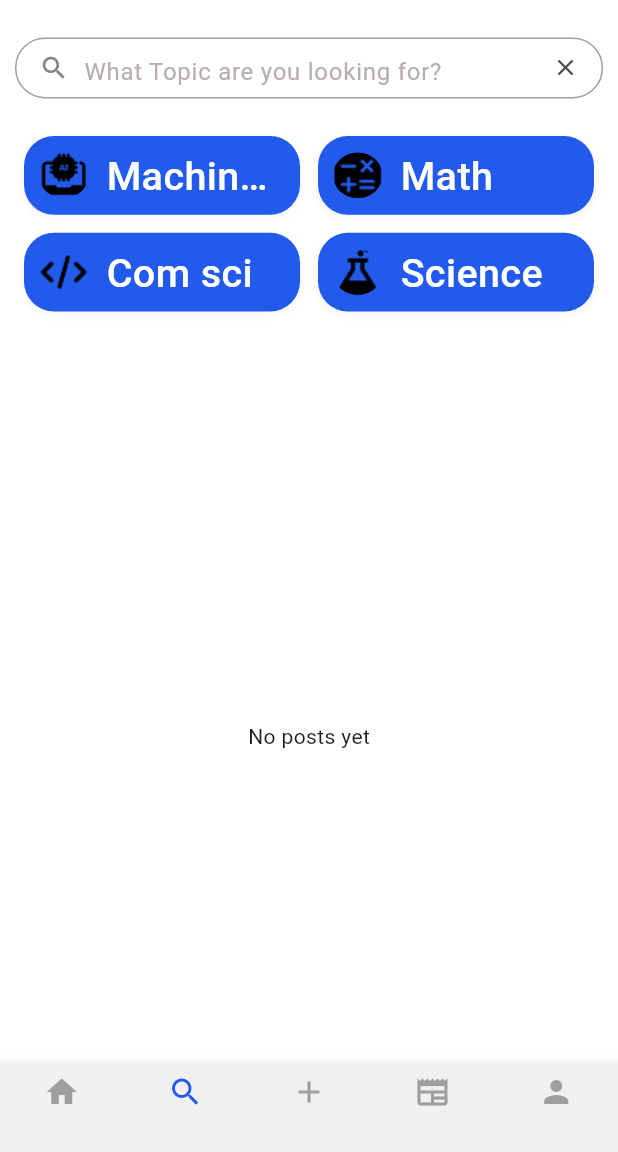
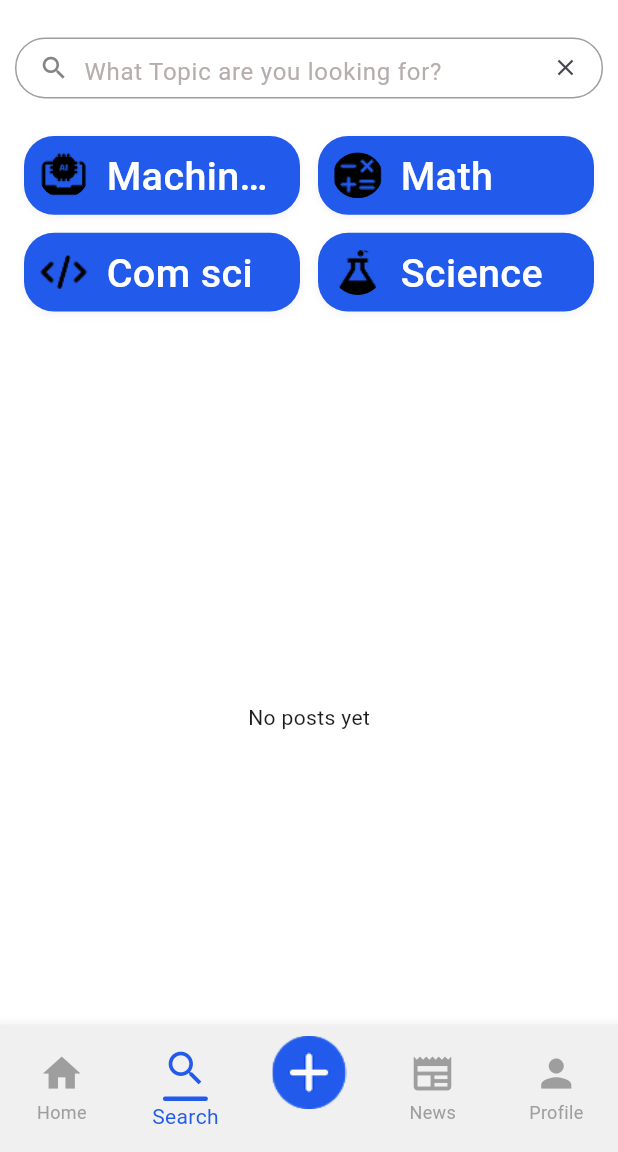
Before and after one commit to wijit1/ITDS283-TinyQ, a Flutter app: the screen it shows once a user with an empty profile is signed in, swiped to page 2, on a phone screen of 412 x 824 dp, the part 84-1236 px from its top. Run offline on Flutter 3.47's test engine with Material 3 defaults, Android fonts, the phone set to English and light mode, and no system bars; our stand-ins replace cached_network_image, cloud_firestore, date_format, firebase_auth, firebase_core, firebase_storage and 3 more; missing offline and left inert: firebase_app_check; accounts and stored records are empty.

Commit message:
Edit Icon Navigation

```diff
--- a/tinyq/lib/widgets/navigation.dart
+++ b/tinyq/lib/widgets/navigation.dart
@@ -9,7 +9,6 @@ import 'package:tinyq/screen/search_screen.dart';
 
 import 'package:firebase_auth/firebase_auth.dart';
 
-
 class Navigation_Screen extends StatefulWidget {
   const Navigation_Screen({super.key});
 
@@ -17,24 +16,21 @@ class Navigation_Screen extends StatefulWidget {
   State<Navigation_Screen> createState() => _Navigation_ScreenState();
 }
 
-
 int _currentIndex = 0;
 
 class _Navigation_ScreenState extends State<Navigation_Screen> {
-
   late PageController pageController;
   final FirebaseAuth _auth = FirebaseAuth.instance;
 
-  Future<void> _signOut(BuildContext context) async{
+  Future<void> _signOut(BuildContext context) async {
     await FirebaseAuth.instance.signOut();
   }
 
   @override
-  void initState(){
+  void initState() {
     super.initState();
     pageController = PageController();
   }
-
 
   @override
   void dispose() {
@@ -63,8 +59,7 @@ class _Navigation_ScreenState extends State<Navigation_Screen> {
                   color: Colors.white,
                   fontFamily: "Pacifico",
                   fontSize: 25.sp,
-          fontWeight: FontWeight.w200
-        )),
+                  fontWeight: FontWeight.w200)),
           backgroundColor: Color(0xFF225AEB),
           actions: [
             InkWell(
@@ -75,21 +70,23 @@ class _Navigation_ScreenState extends State<Navigation_Screen> {
                 );
               },
               child: ImageIcon(
-              AssetImage('assets/images/notification_bell.png',),
+                AssetImage(
+                  'assets/images/notification_bell.png',
+                ),
                 color: Colors.amberAccent,
                 size: 28,
               ),
             ),
             SizedBox(width: 10.w),
             IconButton(
-            onPressed: ()=> _signOut(context),
+              onPressed: () => _signOut(context),
               icon: Icon(
                 Icons.logout,
                 color: Colors.white,
                 size: 30,
-          ),)
-        ]
               ),
+            )
+          ]),
       bottomNavigationBar: Container(
         child: BottomNavigationBar(
             backgroundColor: const Color.fromARGB(255, 241, 240, 240),
@@ -100,29 +97,112 @@ class _Navigation_ScreenState extends State<Navigation_Screen> {
             onTap: navigationTapped,
             items: [
               BottomNavigationBarItem(
-              icon: Icon(Icons.home),
-              label: ''
+                activeIcon: Column(
+                    mainAxisSize: MainAxisSize.min,
+                    children: [
+                      Icon(Icons.home, size: 30, color: Color(0xFF225AEB)),
+                      SizedBox(height: 4), // ระยะห่างระหว่าง icon กับ เส้น
+                      Container(
+                        height: 3,
+                        width: 30,
+                        decoration: BoxDecoration(
+                          color: Color(0xFF225AEB), // สีของเส้น
+                          borderRadius: BorderRadius.circular(2),
                         ),
+                      ),
+                    ],
+                  ),
+                  icon: Icon(
+                    Icons.home,
+                    size: 30,
+                  ),
+                  label: 'Home'),
               BottomNavigationBarItem(
-              icon: Icon(Icons.search),
-              label: ''
+                  activeIcon: Column(
+                    mainAxisSize: MainAxisSize.min,
+                    children: [
+                      Icon(Icons.search, size: 30, color: Color(0xFF225AEB)),
+                      SizedBox(height: 4), // ระยะห่างระหว่าง icon กับ เส้น
+                      Container(
+                        height: 3,
+                        width: 30,
+                        decoration: BoxDecoration(
+                          color: Color(0xFF225AEB), // สีของเส้น
+                          borderRadius: BorderRadius.circular(2),
                         ),
+                      ),
+                    ],
+                  ),
+                  icon: Icon(
+                    Icons.search,
+                    size: 30,
+                  ),
+                  label: 'Search'),
               BottomNavigationBarItem(
-              icon: Icon(Icons.add),
-              label: ''
+                activeIcon: Column(
+                    mainAxisSize: MainAxisSize.min,
+                    children: [
+                      Icon(Icons.search, size: 30, color: Color(0xFF225AEB)),
+                      SizedBox(height: 4), // ระยะห่างระหว่าง icon กับ เส้น
+                      Container(
+                        height: 3,
+                        width: 30,
+                        decoration: BoxDecoration(
+                          color: Color(0xFF225AEB), // สีของเส้น
+                          borderRadius: BorderRadius.circular(2),
                         ),
+                      ),
+                    ],
+                  ),
+                  icon: Image.asset(
+                    'assets/images/nav_addpost.png',
+                    width: 50,
+                    height: 50,
+                  ),
+                  label: ''),
               BottomNavigationBarItem(
-              icon: Icon(Icons.newspaper),
-              label: ''
+                activeIcon: Column(
+                    mainAxisSize: MainAxisSize.min,
+                    children: [
+                      Icon(Icons.newspaper_sharp, size: 30, color: Color(0xFF225AEB)),
+                      SizedBox(height: 4), // ระยะห่างระหว่าง icon กับ เส้น
+                      Container(
+                        height: 3,
+                        width: 30,
+                        decoration: BoxDecoration(
+                          color: Color(0xFF225AEB), // สีของเส้น
+                          borderRadius: BorderRadius.circular(2),
                         ),
+                      ),
+                    ],
+                  ),
+                  icon: Icon(
+                    Icons.newspaper,
+                    size: 30,
+                  ),
+                  label: 'News'),
               BottomNavigationBarItem(
-              icon: Icon(Icons.person),
-              label: ''
+                activeIcon: Column(
+                    mainAxisSize: MainAxisSize.min,
+                    children: [
+                      Icon(Icons.person, size: 30, color: Color(0xFF225AEB)),
+                      SizedBox(height: 4), // ระยะห่างระหว่าง icon กับ เส้น
+                      Container(
+                        height: 3,
+                        width: 30,
+                        decoration: BoxDecoration(
+                          color: Color(0xFF225AEB), // สีของเส้น
+                          borderRadius: BorderRadius.circular(2),
                         ),
-
-          ]
-
                       ),
+                    ],
+                  ),
+                  icon: Icon(
+                    Icons.person,
+                    size: 30,
+                  ),
+                  label: 'Profile'),
+            ]),
       ),
       body: PageView(
         controller: pageController,
```
Lines whose indentation alone changed are shown as unchanged.
